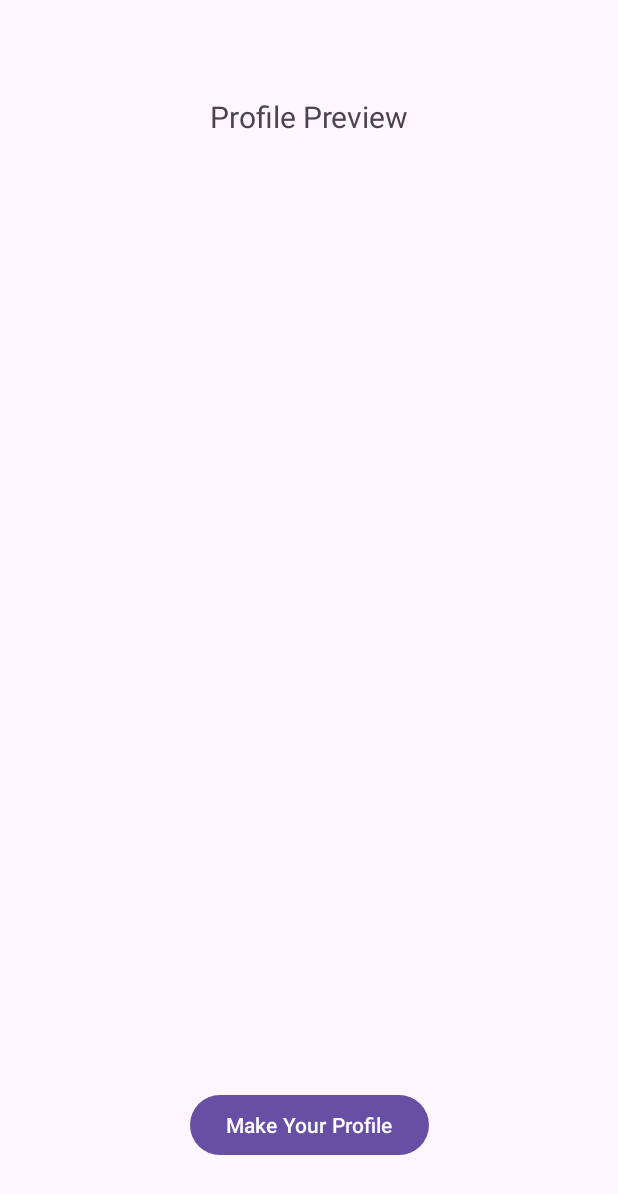
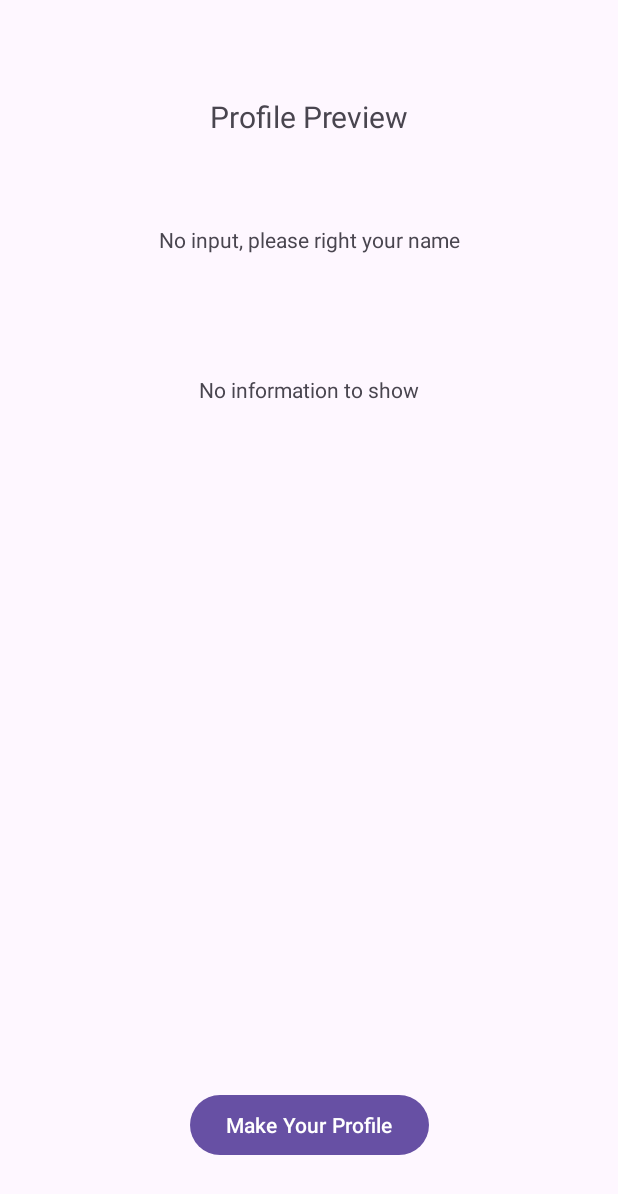
Before and after one commit to MonicaGuilherme/The-Learning-Curve, an Android app: the screen it shows after launch (PreviewActivity), after a tap on "Profile Preview", on a phone screen of 412 x 824 dp. Shown: the top 1194 px of the screen. Run offline under Robolectric (Android 15) with nearby library versions, the phone set to English and light mode, and no system bars.

Commit message:
exercice complete

```diff
--- a/Android_Two-screen-app/app/src/main/java/com/example/twoscreenapp/MainActivity.java
+++ b/Android_Two-screen-app/app/src/main/java/com/example/twoscreenapp/MainActivity.java
@@ -1,7 +1,9 @@
 package com.example.twoscreenapp;
 
 import android.content.Intent;
+import android.net.Uri;
 import android.os.Bundle;
+import android.view.View;
 import android.widget.Button;
 import android.widget.EditText;
 
@@ -25,6 +27,7 @@ public class MainActivity extends AppCompatActivity {
         EditText bio = findViewById(R.id.text_bio);
 
         Button previewBtn = findViewById((R.id.button_preview));
+        Button linkedinButton = findViewById(R.id.button_linkedIn);
 
         previewBtn.setOnClickListener(v -> {
             String nameText = name.getText().toString();
@@ -37,6 +40,10 @@ public class MainActivity extends AppCompatActivity {
             startActivity(intent);
         });
 
-
+        linkedinButton.setOnClickListener(v ->  {
+                String url = "https://www.linkedin.com/in/monica-guilherme";
+                Intent intent = new Intent(Intent.ACTION_VIEW, Uri.parse(url));
+                startActivity(intent);
+        });
     }
 }
--- a/Android_Two-screen-app/app/src/main/java/com/example/twoscreenapp/PreviewActivity.java
+++ b/Android_Two-screen-app/app/src/main/java/com/example/twoscreenapp/PreviewActivity.java
@@ -23,10 +23,10 @@ public class PreviewActivity extends AppCompatActivity {
                 String bioPreview = intent.getStringExtra(MainActivity.BIO_TEXT);
 
         TextView copyName = findViewById(R.id.nameView);
-        copyName.setText(namePreview);
+        copyName.setText(namePreview.isEmpty() ? "No input, please right your name" : namePreview);
 
         TextView copyBio = findViewById(R.id.bioView);
-        copyBio.setText(bioPreview);
+        copyBio.setText(bioPreview.isEmpty() ? "No information to show" : bioPreview);
 
         Button backButton = findViewById(R.id.button_back);
         backButton.setOnClickListener(v -> finish());
--- a/Android_Two-screen-app/app/src/main/res/layout/activity_main.xml
+++ b/Android_Two-screen-app/app/src/main/res/layout/activity_main.xml
@@ -27,7 +27,7 @@
         android:layout_height="wrap_content"
         android:layout_marginTop="150dp"
         android:ems="10"
-        android:hint="Right you name"
+        android:hint="Write you name"
         android:inputType="text"
         android:textSize="16sp"
         app:layout_constraintEnd_toEndOf="parent"
@@ -41,7 +41,7 @@
         android:layout_height="wrap_content"
         android:layout_marginTop="250dp"
         android:ems="10"
-        android:hint="Right about yourself..."
+        android:hint="Write about yourself..."
         android:inputType="text"
         android:textSize="16sp"
         app:layout_constraintEnd_toEndOf="parent"
```
